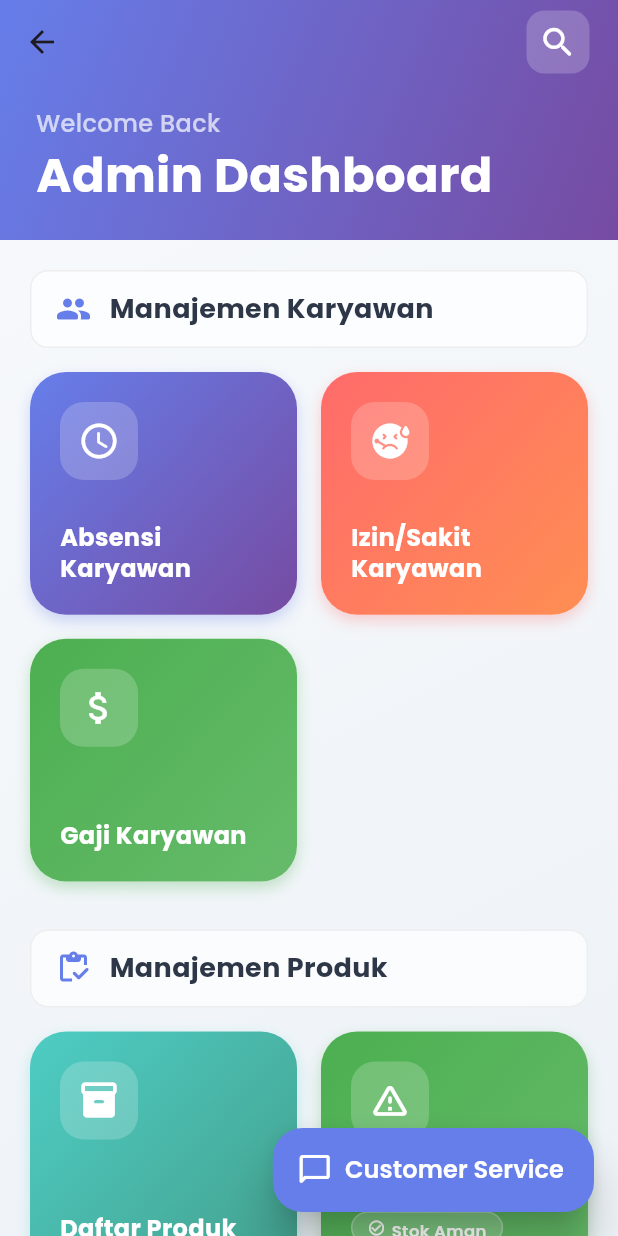
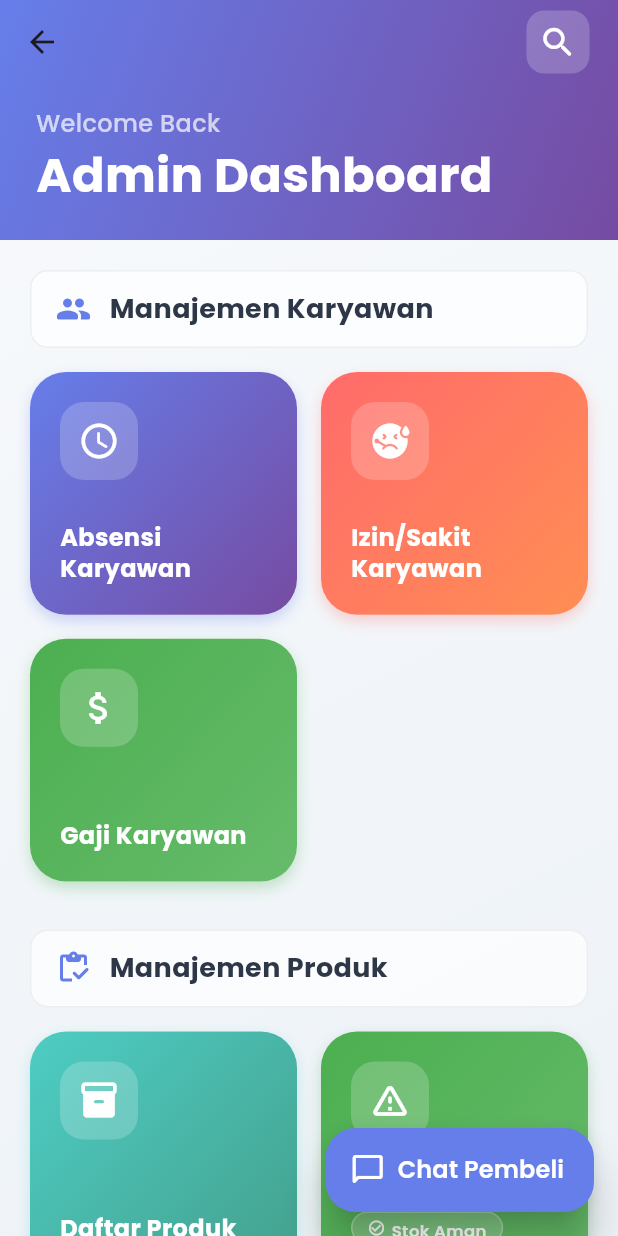
Before and after one commit to RahmatulFirdaus/wijaya-store-app, a Flutter app: the MainAdmin screen opened directly, on a phone screen of 412 x 824 dp. Run offline on Flutter 3.47's test engine with Material 3 defaults, Android fonts, the phone set to English and light mode, and no system bars; our stand-ins replace flutter_secure_storage, geolocator, get, google_fonts, google_maps_flutter, image_picker and 5 more; accounts and stored records are empty; network calls fail.

Commit message:
another fix

```diff
--- a/lib/pages/admin_pages/list_chat_pembeli.dart
+++ b/lib/pages/admin_pages/list_chat_pembeli.dart
@@ -49,7 +49,7 @@ class _PembeliListPageState extends State<PembeliListPage> {
       backgroundColor: Colors.white,
       appBar: AppBar(
         title: Text(
-          'Daftar Pembeli',
+          'List Chat Pembeli',
           style: TextStyle(
             color: Colors.black,
             fontWeight: FontWeight.bold,
@@ -79,7 +79,7 @@ class _PembeliListPageState extends State<PembeliListPage> {
                     ),
                     SizedBox(height: 16),
                     Text(
-                      'Tidak ada pembeli tersedia',
+                      'Tidak ada Chat pembeli tersedia',
                       style: TextStyle(color: Colors.grey[600], fontSize: 16),
                     ),
                   ],
--- a/lib/pages/admin_pages/main_admin.dart
+++ b/lib/pages/admin_pages/main_admin.dart
@@ -685,7 +685,7 @@ class _MainAdminState extends State<MainAdmin> {
       elevation: 12,
       icon: const Icon(Icons.chat_bubble_outline_rounded, size: 24),
       label: const Text(
-        'Customer Service',
+        'Chat Pembeli',
         style: TextStyle(fontSize: 16, fontWeight: FontWeight.w600),
       ),
       shape: RoundedRectangleBorder(borderRadius: BorderRadius.circular(20)),
```
